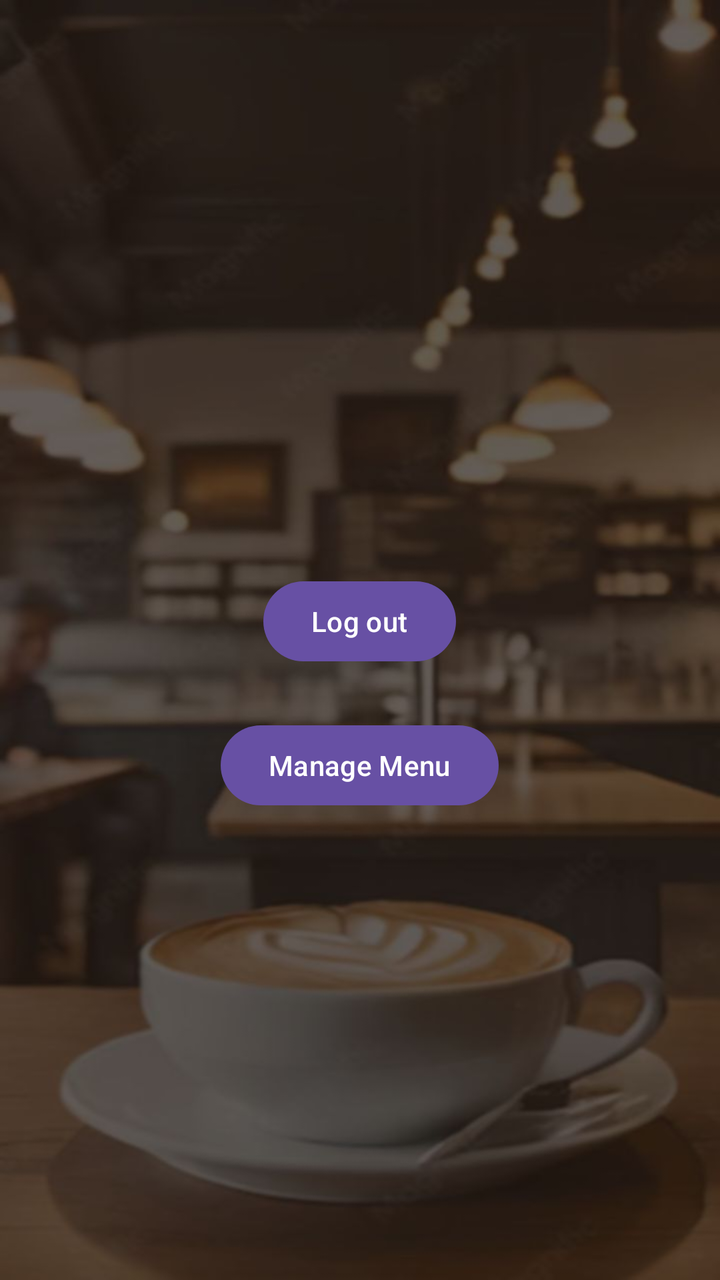
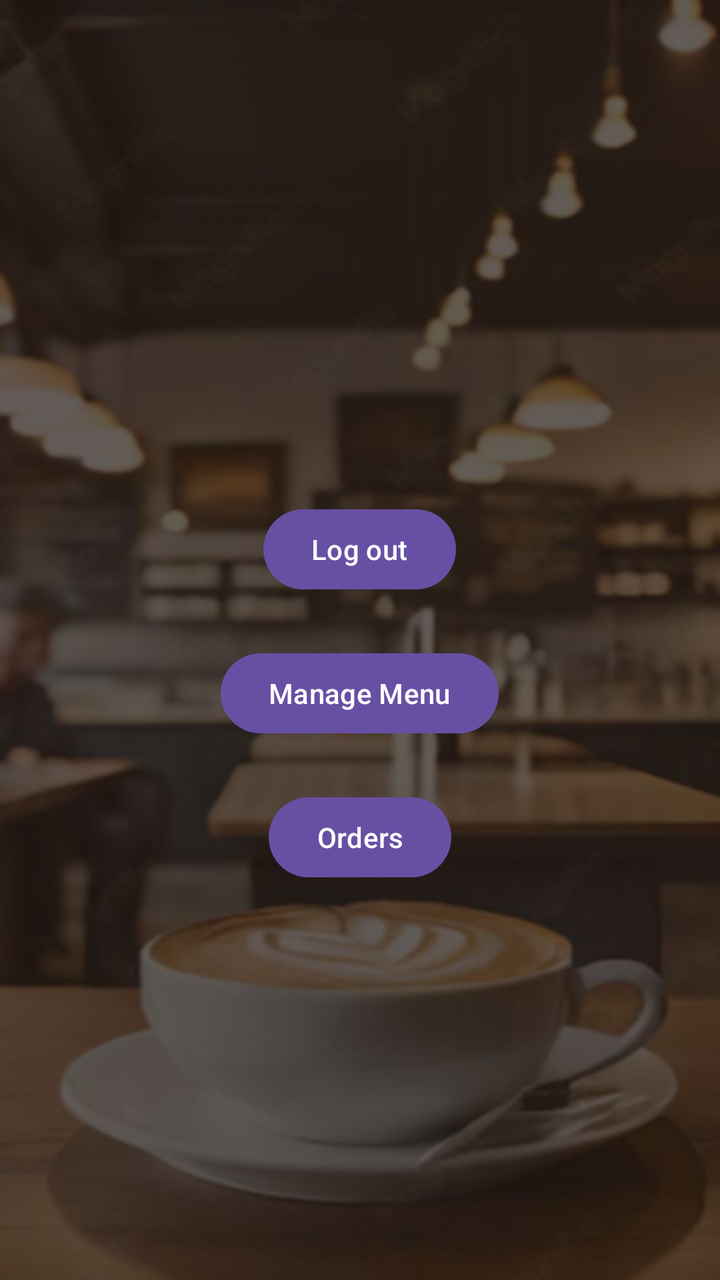

Before-and-after screenshots of an Android layout around one commit, followed by the original layout XML and the change that was made.
<!-- AndroidManifest.xml: application theme Theme.MyCafeAdminAp -->
<!-- res/layout/activity_main.xml -->
<?xml version="1.0" encoding="utf-8"?>
<LinearLayout xmlns:android="http://schemas.android.com/apk/res/android"
    android:id="@+id/main"
    android:layout_width="match_parent"
    android:layout_height="match_parent"
    android:gravity="center"
    android:orientation="vertical"
    android:padding="24dp">

    <TextView
        android:id="@+id/welcomeText"
        android:layout_width="wrap_content"
        android:layout_height="wrap_content"
        android:textSize="22sp"
        android:textColor="#FFFFFF"/>

    <Button
        android:id="@+id/logoutButton"
        android:layout_width="wrap_content"
        android:layout_height="wrap_content"
        android:layout_marginTop="24dp"
        android:text="Log out" />

    <Button
        android:id="@+id/menuButton"
        android:layout_width="wrap_content"
        android:layout_height="wrap_content"
        android:layout_marginTop="24dp"
        android:text='Manage Menu' />
</LinearLayout>
<!-- resources referenced by this layout -->
<resources>
  <style name="Theme.MyCafeAdminAp" parent="Base.Theme.MyCafeAdminAp" />
  <style name="Base.Theme.MyCafeAdminAp" parent="Theme.Material3.DayNight.NoActionBar">
          
          
          <item name="android:windowBackground">@drawable/cafe_bg_dark</item>
      </style>
  <!-- drawable cafe_bg_dark: jpg bitmap (drawable, 44182 bytes) -->
</resources>

<!-- the commit's change to res/layout/activity_main.xml (unified diff, before → after) -->
@@ -27,4 +27,12 @@
         android:layout_height="wrap_content"
         android:layout_marginTop="24dp"
         android:text='Manage Menu' />
+
+    <Button
+        android:id="@+id/orderButton"
+        android:layout_width="wrap_content"
+        android:layout_height="wrap_content"
+        android:layout_marginTop="24dp"
+        android:text="Orders"
+        android:textColor="#FFFFFF"/>
 </LinearLayout>
